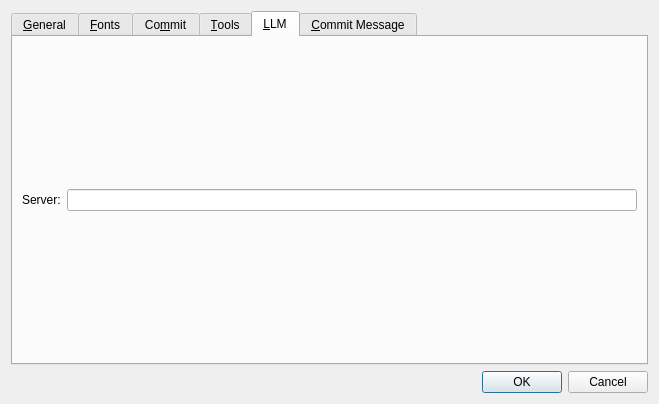
First picture: the form in qgitc/preferences.ui, repository timxx/qgitc, before the edit.
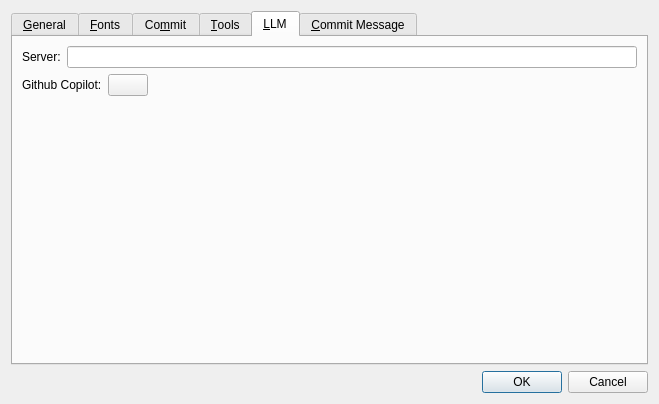
Second picture: the form after the edit. The open tabs and pages were chosen to show the change. Custom widgets are drawn as their Qt base class.

Commit message: Add github copilot login dialog

The edit to the form file:
```diff
--- a/qgitc/preferences.ui
+++ b/qgitc/preferences.ui
@@ -866,19 +866,63 @@
       </attribute>
       <layout class="QVBoxLayout" name="verticalLayout_12">
        <item>
-        <layout class="QGridLayout" name="gridLayout_2">
-         <item row="1" column="0">
+        <layout class="QHBoxLayout" name="horizontalLayout_13">
+         <item>
           <widget class="QLabel" name="label_16">
            <property name="text">
             <string>Server:</string>
            </property>
           </widget>
          </item>
-         <item row="1" column="1">
+         <item>
           <widget class="QLineEdit" name="leServerUrl"/>
          </item>
         </layout>
        </item>
+       <item>
+        <layout class="QHBoxLayout" name="horizontalLayout_14">
+         <item>
+          <widget class="QLabel" name="label_20">
+           <property name="text">
+            <string>Github Copilot:</string>
+           </property>
+          </widget>
+         </item>
+         <item>
+          <widget class="QPushButton" name="btnGithubCopilot">
+           <property name="text">
+            <string/>
+           </property>
+          </widget>
+         </item>
+         <item>
+          <spacer name="horizontalSpacer_11">
+           <property name="orientation">
+            <enum>Qt::Orientation::Horizontal</enum>
+           </property>
+           <property name="sizeHint" stdset="0">
+            <size>
+             <width>40</width>
+             <height>20</height>
+            </size>
+           </property>
+          </spacer>
+         </item>
+        </layout>
+       </item>
+       <item>
+        <spacer name="verticalSpacer">
+         <property name="orientation">
+          <enum>Qt::Orientation::Vertical</enum>
+         </property>
+         <property name="sizeHint" stdset="0">
+          <size>
+           <width>20</width>
+           <height>40</height>
+          </size>
+         </property>
+        </spacer>
+       </item>
       </layout>
      </widget>
      <widget class="QWidget" name="tabCommitMessage">
```
Left out of the diff: 4 changed lines with no effect on the pictures. The commit also changes 7 other files.
